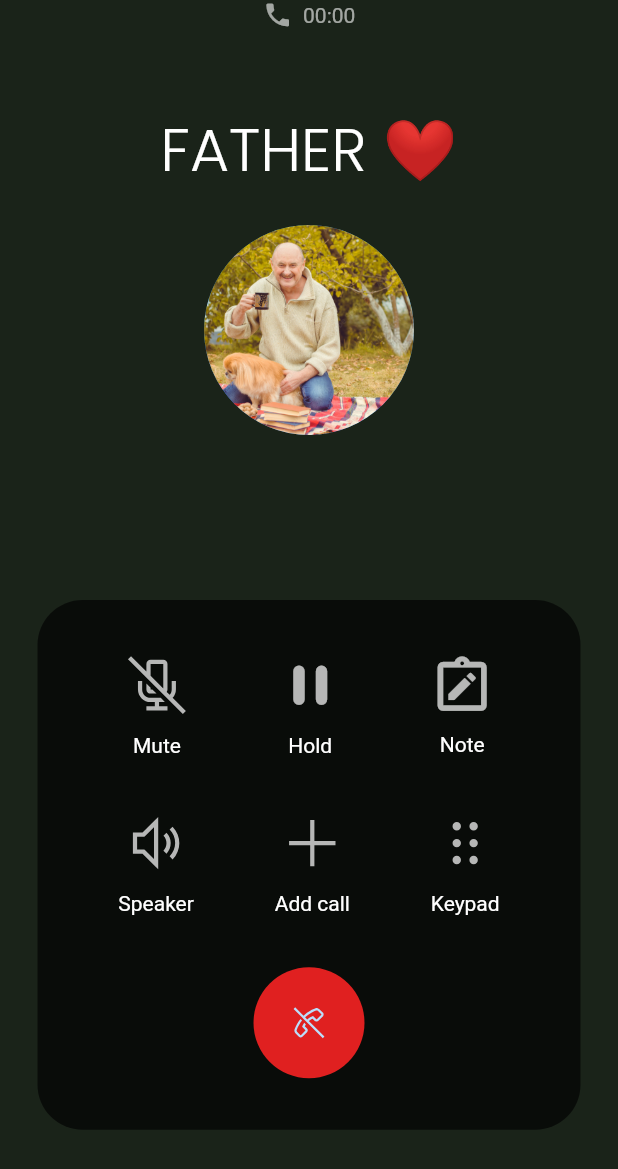
After one commit to dila0/google-solution-challenge-2023-bilkent, a Flutter app: the CallScreen screen opened by its route, on a phone screen of 412 x 824 dp. The commit adds this screen. Shown: the top 1169 px of the screen. Run offline on Flutter 3.47's test engine with Material 2 defaults, Android fonts, the phone set to English and light mode, and no system bars; our stand-ins replace line_icons.

Commit message:
Phone Call Screen Added

```diff
--- a/lib/main.dart
+++ b/lib/main.dart
@@ -5,6 +5,7 @@ import 'screens/contact_details_screen.dart';
 import 'screens/contact_options_screen.dart';
 import 'screens/start_screen.dart';
 import 'screens/profile_screen.dart';
+import 'screens/phone_call_screen.dart';
 
 void main() {
   runApp (GoogleSolution());
@@ -23,6 +24,7 @@ class GoogleSolution extends StatelessWidget {
         ProfileScreen.id: (context) => ProfileScreen(),
         ContactOptionsScreen.id: (context) => ContactOptionsScreen(),
         ContactDetailsScreen.id: (context) => ContactDetailsScreen(),
+        CallScreen.id: (context) => CallScreen(),
       },
     );
   }
--- /dev/null
+++ b/lib/screens/phone_call_screen.dart
@@ -0,0 +1,110 @@
+import 'package:flutter/material.dart';
+import 'package:google_solution/utilities/constants.dart';
+import 'package:line_icons/line_icon.dart';
+import 'package:line_icons/line_icons.dart';
+
+class CallScreen extends StatefulWidget{
+  static const String id = 'Call Screen';
+  @override
+  _CallScreenState createState() => _CallScreenState();
+}
+
+class _CallScreenState extends State<CallScreen>{
+  @override
+  Widget build(BuildContext context){
+    return Scaffold(
+      backgroundColor: kCallBackgroundColor,
+
+      body: SafeArea(
+        child: Column(
+            children: [
+              Center(
+                child: Column(
+                  children: [
+                    Row(
+                      mainAxisAlignment: MainAxisAlignment.center,
+                      children: const[
+                        Icon(Icons.phone,color: Colors.white60,size: 20,),
+                        Text("  00:00", style: TextStyle(color: Colors.white60),)
+
+                      ],
+                    ),
+                    SizedBox(height: 50.0,),
+                    Text("FATHER ❤️",
+                        style: kCallerIdTextStyle
+                    ),
+                    SizedBox(height: 20),
+                    CircleAvatar(
+                      radius: 70,
+                      backgroundImage: ExactAssetImage('images/father.jpg'),
+                    ),
+                    SizedBox( height: 110,)
+
+                  ],
+                ),
+              ),
+              Center(
+                child: Expanded(
+                  child: Container(
+                    height: 3* (MediaQuery.of(context).size.height /7),
+                    margin: const EdgeInsets.symmetric(horizontal: 25),
+                    decoration: BoxDecoration(
+                      borderRadius: BorderRadius.circular(30),
+                      color: kCallContainerColor,
+                    ),
+                    child: Column(
+                      mainAxisAlignment: MainAxisAlignment.spaceEvenly,
+                      children: [
+                        Row(
+                          mainAxisAlignment: MainAxisAlignment.spaceEvenly,
+                          children: const [
+                            IconWidget(iconPath:LineIcons.microphoneSlash, iconDescription: "Mute"),
+                            IconWidget(iconPath: Icons.pause_rounded, iconDescription: "Hold"),
+                            IconWidget(iconPath:Icons.note_alt_outlined, iconDescription: "Note",size: 43.5,),
+                        ],
+                        ),
+                        Row(
+                          mainAxisAlignment: MainAxisAlignment.spaceEvenly,
+                          children: const [
+                            IconWidget(iconPath:LineIcons.volumeUp, iconDescription: "Speaker"),
+                            IconWidget(iconPath: LineIcons.plus, iconDescription: "Add call"),
+                            IconWidget(iconPath: LineIcons.braille, iconDescription: "Keypad"),
+                          ],
+                        ),
+                        const CircleAvatar(
+                          radius: 37,
+                          backgroundColor: Color(0xDFFF2323),
+                          child: Icon(LineIcons.phoneSlash),
+                        )
+                      ],
+                    ),
+                  ),
+                ),
+              ),
+            ],
+        ),
+      ),
+    );
+  }
+}
+
+class IconWidget extends StatelessWidget {
+  const IconWidget({super.key,required this.iconPath, required this.iconDescription,this.size = 45});
+  final double size;
+  final IconData iconPath;
+  final String iconDescription;
+  @override
+  Widget build(BuildContext context) {
+    return
+      Column(
+        children: [
+        Icon(iconPath, color: Colors.white70,size: size,),
+          SizedBox(height: 10),
+          Text(iconDescription, style: TextStyle(
+            color: Colors.white
+          ),)
+        ],
+      );
+
+  }
+}
--- a/lib/screens/start_screen.dart
+++ b/lib/screens/start_screen.dart
@@ -1,4 +1,5 @@
 import 'package:flutter/material.dart';
+import 'package:google_solution/screens/phone_call_screen.dart';
 import 'package:google_solution/screens/sign_up_screen.dart';
 import 'package:google_solution/utilities/constants.dart';
 import 'package:google_solution/utilities/circles.dart';
--- a/lib/utilities/constants.dart
+++ b/lib/utilities/constants.dart
@@ -3,6 +3,17 @@ import 'package:flutter/material.dart';
 const kButtonColor = Color(0xFFEC368D);
 
 const kBackgroundColor = Color(0xFFFCF0F0);
+
+const kCallBackgroundColor = Color(0xFF1A2319);
+
+const kCallContainerColor = Color(0xDF070907);
+
+const kCallerIdTextStyle = TextStyle(
+  fontFamily: 'Poppins',
+  fontSize: 40.0,
+  color: Colors.white,
+  fontWeight: FontWeight.w500,
+);
 
 const kButtonRoundness = 10.0;
 
--- a/pubspec.yaml
+++ b/pubspec.yaml
@@ -30,6 +30,7 @@ environment:
 dependencies:
   flutter:
     sdk: flutter
+  line_icons: ^2.0.0
 
 
   # The following adds the Cupertino Icons font to your application.
@@ -55,8 +56,7 @@ flutter:
   uses-material-design: true
 
   assets:
-  - images/walking_girl.png
-  - images/circles.png
+    - images/
 
   fonts:
     - family: AmaticSC
```
Also changed, not shown: images/father.jpg (added), pubspec.lock, 167 other files.
